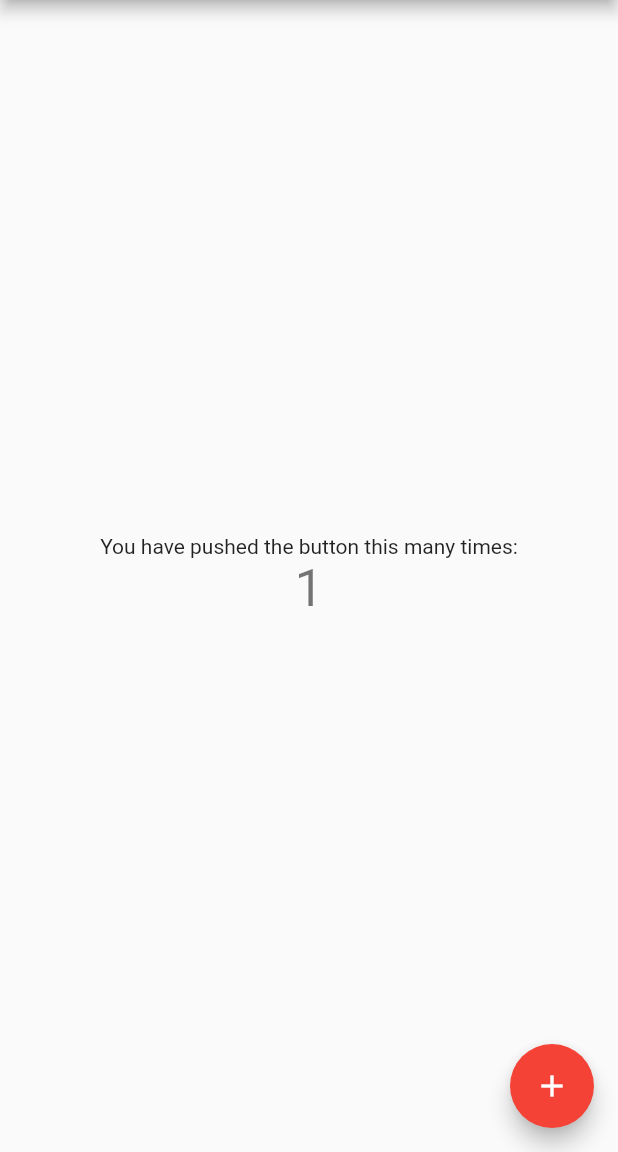
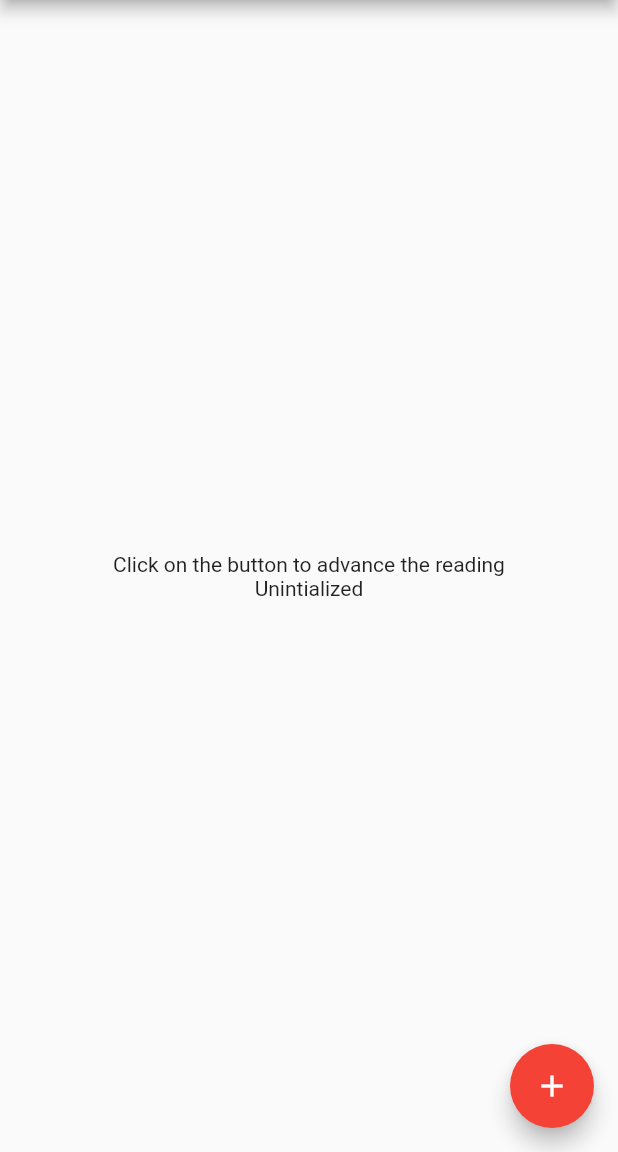
Before and after one commit to cmbryan/antioch_orthodox_uk, a Flutter app: the screen it shows after launch, after a tap on the "add" icon, on a phone screen of 412 x 824 dp, the part 84-1236 px from its top. Run offline on Flutter 3.47's test engine with Material 2 defaults, Android fonts, the phone set to English and light mode, and no system bars; our stand-ins replace sqflite; accounts and stored records are empty.

Commit message:
Example to load and display sample readings

```diff
--- a/lib/dbhelper.dart
+++ b/lib/dbhelper.dart
@@ -4,9 +4,12 @@ import 'package:flutter/services.dart';
 import 'package:path/path.dart';
 import 'package:sqflite/sqflite.dart';
 
+import 'orm.dart';
+
 class DbHelper {
+  Database db;
 
-  Future<Database> initDb() async {
+  Future init() async {
     var databasesPath = await getDatabasesPath();
     var path = join(databasesPath, "readings.db");
 
@@ -23,7 +26,7 @@ class DbHelper {
       // Copy from asset
       ByteData data = await rootBundle.load(join("assets", "readings.db"));
       List<int> bytes =
-      data.buffer.asUint8List(data.offsetInBytes, data.lengthInBytes);
+          data.buffer.asUint8List(data.offsetInBytes, data.lengthInBytes);
 
       // Write and flush the bytes written
       await File(path).writeAsBytes(bytes, flush: true);
@@ -33,7 +36,7 @@ class DbHelper {
 
     // open the database
     // var db = await openDatabase(path, readOnly: true);
-    Database db = await openDatabase(path, readOnly: true);
+    this.db = await openDatabase(path, readOnly: true);
 
     // /* Debug */
     // (await db.query('sqlite_master', columns: ['type', 'name'])).forEach((row) {
@@ -42,20 +45,16 @@ class DbHelper {
     // (await db.query('readings', columns: ['code', 'text'])).forEach((row) {
     //   print(row.values);
     // });
-
-    return db;
   }
 
-  // Example to build on
-// Future<List<Reading>> readings() async {
-//   final Database db = await database;
-//   final List<Map<String, dynamic>> maps = await db.query('readings');
-//   return List.generate(maps.length, (i) {
-//     return Reading(
-//       code: maps[i]['code'],
-//       text: maps[i]['text'],
-//     );
-//   });
-// }
-
+  Future<List<Reading>> getReadings() async {
+    final List<Map<String, dynamic>> maps =
+        await this.db.query('readings', columns: ['code', 'text']);
+    return List.generate(maps.length, (i) {
+      return Reading(
+        code: maps[i]['code'],
+        text: maps[i]['text'],
+      );
+    });
+  }
 }
--- a/lib/main.dart
+++ b/lib/main.dart
@@ -5,9 +5,6 @@ import 'dbhelper.dart';
 void main() async {
   // Need to do this before accessing the binary messenger during intialization
   WidgetsFlutterBinding.ensureInitialized();
-
-  // Get the readings databse object
-  final db = await DbHelper().initDb();
 
   runApp(MyApp());
 }
@@ -17,7 +14,7 @@ class MyApp extends StatelessWidget {
   @override
   Widget build(BuildContext context) {
     return MaterialApp(
-      title: 'Flutter Demo',
+      title: 'Antioch Orthodox UK App',
       theme: ThemeData(
         // This is the theme of your application.
         primarySwatch: Colors.red,
@@ -50,16 +47,27 @@ class MyHomePage extends StatefulWidget {
 }
 
 class _MyHomePageState extends State<MyHomePage> {
+  DbHelper dbHelper;
+  var readings;
+  var readingText = "Unintialized";
   int _counter = 0;
 
-  void _incrementCounter() {
+  void _incrementCounter() async {
+    // Get the readings databse object
+    if (this.dbHelper == null) {
+      this.dbHelper = DbHelper();
+      await dbHelper.init();
+      this.readings = await dbHelper.getReadings();
+    }
+
     setState(() {
       // This call to setState tells the Flutter framework that something has
       // changed in this State, which causes it to rerun the build method below
       // so that the display can reflect the updated values. If we changed
       // _counter without calling setState(), then the build method would not be
       // called again, and so nothing would appear to happen.
-      _counter++;
+      this._counter = (this._counter + 1) % 4;
+      this.readingText = this.readings[this._counter].text;
     });
   }
 
@@ -98,11 +106,11 @@ class _MyHomePageState extends State<MyHomePage> {
           mainAxisAlignment: MainAxisAlignment.center,
           children: <Widget>[
             Text(
-              'You have pushed the button this many times:',
+              'Click on the button to advance the reading',
             ),
             Text(
-              '$_counter',
-              style: Theme.of(context).textTheme.headline4,
+              this.readingText,
+              // style: Theme.of(context).textTheme.headline4,
             ),
           ],
         ),
--- a/lib/orm.dart
+++ b/lib/orm.dart
@@ -1,5 +1,5 @@
 class Reading {
-  final int code;
+  final String code;
   final String text;
 
   Reading({this.code, this.text});
```
